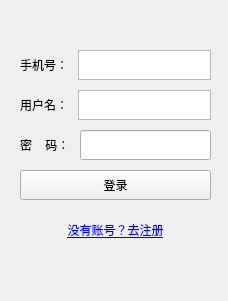
Old version of the form ui/login.ui in the repository zhangdalin/MeetEx.
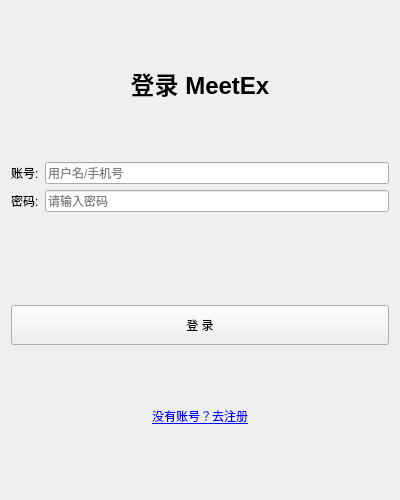
New version of the form.

Commit message:
refactor(ui): redesign login UI to match register page layout
- Change window size from 228x301 to 400x500 for consistency
- Replace absolute positioning with QVBoxLayout + spacer vertical centering
- Add 18pt bold title "登录 MeetEx"
- Use QFormLayout for form fields alignment
- Merge phone/username inputs into single account field
- Increase login button height from 30 to 40
- Update login.cpp control references (accountLineEdit, passwordLineEdit)

Patch:
```diff
--- a/ui/login.ui
+++ b/ui/login.ui
@@ -6,108 +6,96 @@
    <rect>
     <x>0</x>
     <y>0</y>
-    <width>228</width>
-    <height>301</height>
+    <width>400</width>
+    <height>500</height>
    </rect>
   </property>
   <property name="windowTitle">
    <string>登录</string>
   </property>
-  <widget class="QWidget" name="layoutWidget">
-   <property name="geometry">
-    <rect>
-     <x>20</x>
-     <y>50</y>
-     <width>191</width>
-     <height>201</height>
-    </rect>
-   </property>
-   <layout class="QVBoxLayout" name="verticalLayout" stretch="0,0,0,0">
-    <property name="spacing">
-     <number>10</number>
-    </property>
+  <layout class="QVBoxLayout" name="verticalLayout">
+   <item>
+    <spacer name="verticalSpacer_top">
+     <property name="orientation">
+      <enum>Qt::Vertical</enum>
+     </property>
+    </spacer>
+   </item>
     <item>
-     <layout class="QHBoxLayout" name="horizontalLayout">
-      <item>
-       <widget class="QLabel" name="label">
+    <widget class="QLabel" name="titleLabel">
+     <property name="font">
+      <font>
+       <pointsize>18</pointsize>
+       <bold>true</bold>
+      </font>
+     </property>
         <property name="text">
-         <string>手机号：</string>
-        </property>
+      <string>登录 MeetEx</string>
+     </property>
+     <property name="alignment">
+      <set>Qt::AlignCenter</set>
+     </property>
        </widget>
       </item>
       <item>
-       <widget class="QTextEdit" name="phoneTextEdit">
-        <property name="maximumSize">
-         <size>
-          <width>16777215</width>
-          <height>30</height>
-         </size>
-        </property>
-       </widget>
-      </item>
-     </layout>
-    </item>
+    <spacer name="verticalSpacer_title">
+     <property name="orientation">
+      <enum>Qt::Vertical</enum>
+     </property>
+    </spacer>
+   </item>
     <item>
-     <layout class="QHBoxLayout" name="horizontalLayout_2">
-      <item>
-       <widget class="QLabel" name="label_2">
+    <layout class="QFormLayout" name="formLayout">
+     <item row="0" column="0">
+      <widget class="QLabel" name="accountLabel">
         <property name="text">
-         <string>用户名：</string>
+        <string>账号:</string>
         </property>
        </widget>
       </item>
-      <item>
-       <widget class="QTextEdit" name="usernameTextEdit">
-        <property name="maximumSize">
-         <size>
-          <width>16777215</width>
-          <height>30</height>
-         </size>
+     <item row="0" column="1">
+      <widget class="QLineEdit" name="accountLineEdit">
+       <property name="placeholderText">
+        <string>用户名/手机号</string>
         </property>
        </widget>
       </item>
-     </layout>
-    </item>
-    <item>
-     <layout class="QHBoxLayout" name="horizontalLayout_3">
-      <item>
-       <widget class="QLabel" name="label_3">
+     <item row="1" column="0">
+      <widget class="QLabel" name="passwordLabel">
         <property name="text">
-         <string>密    码：</string>
+        <string>密码:</string>
         </property>
        </widget>
       </item>
-      <item>
-       <widget class="QLineEdit" name="passwordTextEdit">
-        <property name="maximumSize">
-         <size>
-          <width>16777215</width>
-          <height>30</height>
-         </size>
-        </property>
+     <item row="1" column="1">
+      <widget class="QLineEdit" name="passwordLineEdit">
         <property name="echoMode">
          <enum>QLineEdit::Password</enum>
         </property>
+       <property name="placeholderText">
+        <string>请输入密码</string>
+       </property>
        </widget>
       </item>
      </layout>
     </item>
+   <item>
+    <spacer name="verticalSpacer_form">
+     <property name="orientation">
+      <enum>Qt::Vertical</enum>
+     </property>
+    </spacer>
+   </item>
     <item>
      <widget class="QPushButton" name="loginBtn">
       <property name="minimumSize">
        <size>
         <width>0</width>
-        <height>30</height>
-       </size>
-      </property>
-      <property name="maximumSize">
-       <size>
-        <width>16777215</width>
-        <height>30</height>
+       <height>40</height>
        </size>
       </property>
       <property name="text">
-       <string>登录</string>
+      <string>登 录</string>
       </property>
      </widget>
     </item>
@@ -121,8 +109,14 @@
       </property>
      </widget>
     </item>
-   </layout>
-  </widget>
+   <item>
+    <spacer name="verticalSpacer_bottom">
+     <property name="orientation">
+      <enum>Qt::Vertical</enum>
+     </property>
+    </spacer>
+   </item>
+  </layout>
  </widget>
  <resources/>
  <connections>
```
Left out of the diff: 10 changed lines with no effect on the pictures. Lines whose indentation alone changed are shown as unchanged. The commit also changes 1 other file.
